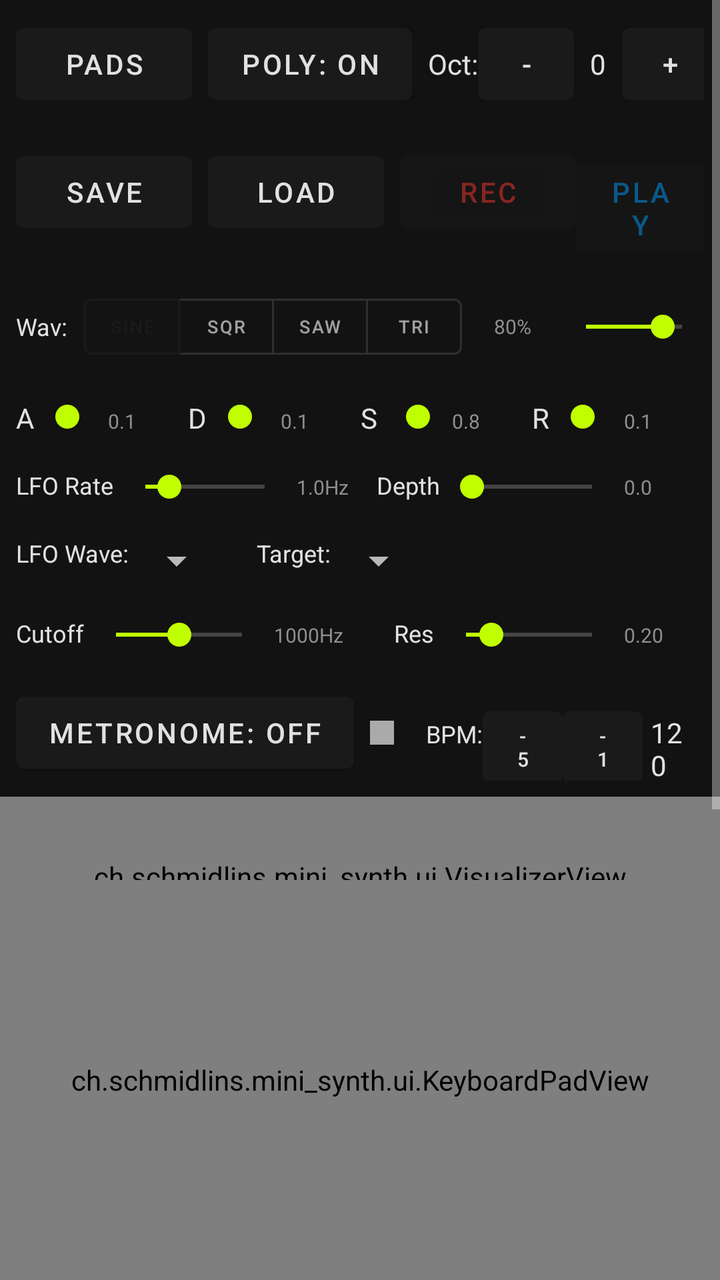
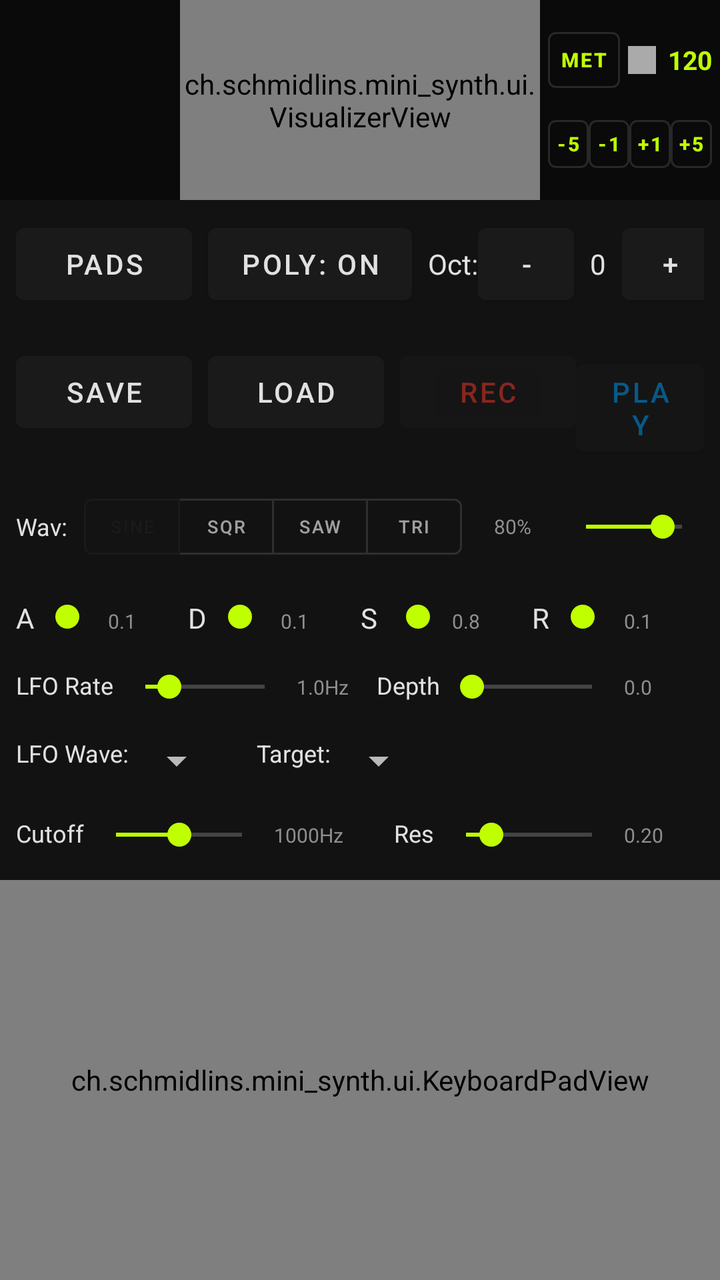

Two renders of the same Android screen: before a commit and after it. Below are the layout's source before the change and the commit's diff.
<!-- AndroidManifest.xml: application theme Theme.MiniSynth -->
<!-- res/layout/content_main.xml -->
<?xml version="1.0" encoding="utf-8"?>
<androidx.constraintlayout.widget.ConstraintLayout xmlns:android="http://schemas.android.com/apk/res/android"
    xmlns:app="http://schemas.android.com/apk/res-auto"
    xmlns:tools="http://schemas.android.com/tools"
    android:layout_width="match_parent"
    android:layout_height="match_parent"
    app:layout_behavior="@string/appbar_scrolling_view_behavior">

    <ScrollView
        android:layout_width="match_parent"
        android:layout_height="0dp"
        app:layout_constraintBottom_toTopOf="@id/keyboard_pad_view"
        app:layout_constraintTop_toTopOf="parent">

        <LinearLayout
            android:layout_width="match_parent"
            android:layout_height="wrap_content"
            android:orientation="vertical">

            <LinearLayout
                android:id="@+id/control_bar"
                android:layout_width="match_parent"
                android:layout_height="wrap_content"
                android:orientation="horizontal"
                android:padding="8dp">

                <Button
                    android:id="@+id/btn_mode_toggle"
                    android:layout_width="wrap_content"
                    android:layout_height="wrap_content"
                    android:text="Pads" />

                <Space
                    android:layout_width="8dp"
                    android:layout_height="match_parent" />

                <Button
                    android:id="@+id/btn_poly_toggle"
                    android:layout_width="wrap_content"
                    android:layout_height="wrap_content"
                    android:text="Poly: ON" />

                <Space
                    android:layout_width="8dp"
                    android:layout_height="match_parent" />

                <TextView
                    android:layout_width="wrap_content"
                    android:layout_height="wrap_content"
                    android:text="Oct:"
                    android:textColor="@color/off_white" />

                <Button
                    android:id="@+id/btn_octave_down"
                    android:layout_width="48dp"
                    android:layout_height="wrap_content"
                    android:text="-" />

                <TextView
                    android:id="@+id/tv_octave_value"
                    android:layout_width="wrap_content"
                    android:layout_height="wrap_content"
                    android:paddingHorizontal="8dp"
                    android:text="0"
                    android:textColor="@color/off_white" />

                <Button
                    android:id="@+id/btn_octave_up"
                    android:layout_width="48dp"
                    android:layout_height="wrap_content"
                    android:text="+" />

            </LinearLayout>

            <LinearLayout
                android:id="@+id/preset_bar"
                android:layout_width="match_parent"
                android:layout_height="wrap_content"
                android:orientation="horizontal"
                android:padding="8dp">

                <Button
                    android:id="@+id/btn_save_preset"
                    android:layout_width="wrap_content"
                    android:layout_height="wrap_content"
                    android:text="Save" />

                <Space
                    android:layout_width="8dp"
                    android:layout_height="match_parent" />

                <Button
                    android:id="@+id/btn_load_preset"
                    android:layout_width="wrap_content"
                    android:layout_height="wrap_content"
                    android:text="Load" />

                <Space
                    android:layout_width="8dp"
                    android:layout_height="match_parent" />

                <Button
                    android:id="@+id/btn_mock_rec"
                    android:layout_width="wrap_content"
                    android:layout_height="wrap_content"
                    android:alpha="0.5"
                    android:text="REC"
                    android:textColor="@color/vibrant_red" />

                <Button
                    android:id="@+id/btn_mock_play"
                    android:layout_width="wrap_content"
                    android:layout_height="wrap_content"
                    android:alpha="0.5"
                    android:text="PLAY"
                    android:textColor="@color/electric_blue" />
            </LinearLayout>

            <LinearLayout
                android:id="@+id/waveform_bar"
                android:layout_width="match_parent"
                android:layout_height="wrap_content"
                android:gravity="center_vertical"
                android:orientation="horizontal"
                android:padding="8dp">

                <TextView
                    android:layout_width="wrap_content"
                    android:layout_height="wrap_content"
                    android:text="Wav:"
                    android:textColor="@color/off_white"
                    android:textSize="12sp" />

                <com.google.android.material.button.MaterialButtonToggleGroup
                    android:id="@+id/toggle_waveform"
                    android:layout_width="wrap_content"
                    android:layout_height="wrap_content"
                    android:layout_marginStart="8dp"
                    app:checkedButton="@id/btn_wave_sine"
                    app:singleSelection="true">

                    <Button
                        android:id="@+id/btn_wave_sine"
                        style="?attr/materialButtonOutlinedStyle"
                        android:layout_width="48dp"
                        android:layout_height="40dp"
                        android:padding="0dp"
                        android:text="SINE"
                        android:textSize="9sp" />

                    <Button
                        android:id="@+id/btn_wave_square"
                        style="?attr/materialButtonOutlinedStyle"
                        android:layout_width="48dp"
                        android:layout_height="40dp"
                        android:padding="0dp"
                        android:text="SQR"
                        android:textSize="9sp" />

                    <Button
                        android:id="@+id/btn_wave_saw"
                        style="?attr/materialButtonOutlinedStyle"
                        android:layout_width="48dp"
                        android:layout_height="40dp"
                        android:padding="0dp"
                        android:text="SAW"
                        android:textSize="9sp" />

                    <Button
                        android:id="@+id/btn_wave_triangle"
                        style="?attr/materialButtonOutlinedStyle"
                        android:layout_width="48dp"
                        android:layout_height="40dp"
                        android:padding="0dp"
                        android:text="TRI"
                        android:textSize="9sp" />

                </com.google.android.material.button.MaterialButtonToggleGroup>

                <Space
                    android:layout_width="16dp"
                    android:layout_height="match_parent" />

                <TextView
                    android:id="@+id/tv_master_vol_val"
                    android:layout_width="wrap_content"
                    android:layout_height="wrap_content"
                    android:minWidth="30dp"
                    android:text="80%"
                    android:textColor="@color/dim_grey"
                    android:textSize="10sp" />

                <SeekBar
                    android:id="@+id/seek_master_vol"
                    android:layout_width="80dp"
                    android:layout_height="wrap_content"
                    android:max="100"
                    android:progress="80" />
            </LinearLayout>

            <LinearLayout
                android:id="@+id/adsr_bar"
                android:layout_width="match_parent"
                android:layout_height="wrap_content"
                android:orientation="horizontal"
                android:padding="8dp">

                <TextView
                    android:layout_width="wrap_content"
                    android:layout_height="wrap_content"
                    android:text="A"
                    android:textColor="@color/off_white" />

                <SeekBar
                    android:id="@+id/seek_attack"
                    android:layout_width="0dp"
                    android:layout_height="wrap_content"
                    android:layout_weight="1"
                    android:max="100"
                    android:progress="10" />

                <TextView
                    android:id="@+id/tv_attack_val"
                    android:layout_width="wrap_content"
                    android:layout_height="wrap_content"
                    android:minWidth="40dp"
                    android:text="0.1"
                    android:textColor="@color/dim_grey"
                    android:textSize="10sp" />

                <TextView
                    android:layout_width="wrap_content"
                    android:layout_height="wrap_content"
                    android:text="D"
                    android:textColor="@color/off_white" />

                <SeekBar
                    android:id="@+id/seek_decay"
                    android:layout_width="0dp"
                    android:layout_height="wrap_content"
                    android:layout_weight="1"
                    android:max="100"
                    android:progress="10" />

                <TextView
                    android:id="@+id/tv_decay_val"
                    android:layout_width="wrap_content"
                    android:layout_height="wrap_content"
                    android:minWidth="40dp"
                    android:text="0.1"
                    android:textColor="@color/dim_grey"
                    android:textSize="10sp" />

                <TextView
                    android:layout_width="wrap_content"
                    android:layout_height="wrap_content"
                    android:text="S"
                    android:textColor="@color/off_white" />

                <SeekBar
                    android:id="@+id/seek_sustain"
                    android:layout_width="0dp"
                    android:layout_height="wrap_content"
                    android:layout_weight="1"
                    android:max="100"
                    android:progress="80" />

                <TextView
                    android:id="@+id/tv_sustain_val"
                    android:layout_width="wrap_content"
                    android:layout_height="wrap_content"
                    android:minWidth="40dp"
                    android:text="0.8"
                    android:textColor="@color/dim_grey"
                    android:textSize="10sp" />

                <TextView
                    android:layout_width="wrap_content"
                    android:layout_height="wrap_content"
                    android:text="R"
                    android:textColor="@color/off_white" />

                <SeekBar
                    android:id="@+id/seek_release"
                    android:layout_width="0dp"
                    android:layout_height="wrap_content"
                    android:layout_weight="1"
                    android:max="100"
                    android:progress="10" />

                <TextView
                    android:id="@+id/tv_release_val"
                    android:layout_width="wrap_content"
                    android:layout_height="wrap_content"
                    android:minWidth="40dp"
                    android:text="0.1"
                    android:textColor="@color/dim_grey"
                    android:textSize="10sp" />

            </LinearLayout>

            <LinearLayout
                android:id="@+id/lfo_bar"
                android:layout_width="match_parent"
                android:layout_height="wrap_content"
                android:orientation="horizontal"
                android:padding="8dp">

                <TextView
                    android:layout_width="wrap_content"
                    android:layout_height="wrap_content"
                    android:text="LFO Rate"
                    android:textColor="@color/off_white"
                    android:textSize="12sp" />

                <SeekBar
                    android:id="@+id/seek_lfo_rate"
                    android:layout_width="0dp"
                    android:layout_height="wrap_content"
                    android:layout_weight="1"
                    android:max="100"
                    android:progress="20" />

                <TextView
                    android:id="@+id/tv_lfo_rate_val"
                    android:layout_width="wrap_content"
                    android:layout_height="wrap_content"
                    android:minWidth="40dp"
                    android:text="1.0Hz"
                    android:textColor="@color/dim_grey"
                    android:textSize="10sp" />

                <TextView
                    android:layout_width="wrap_content"
                    android:layout_height="wrap_content"
                    android:text="Depth"
                    android:textColor="@color/off_white"
                    android:textSize="12sp" />

                <SeekBar
                    android:id="@+id/seek_lfo_depth"
                    android:layout_width="0dp"
                    android:layout_height="wrap_content"
                    android:layout_weight="1"
                    android:max="100"
                    android:progress="0" />

                <TextView
                    android:id="@+id/tv_lfo_depth_val"
                    android:layout_width="wrap_content"
                    android:layout_height="wrap_content"
                    android:minWidth="40dp"
                    android:text="0.0"
                    android:textColor="@color/dim_grey"
                    android:textSize="10sp" />

            </LinearLayout>

            <LinearLayout
                android:layout_width="match_parent"
                android:layout_height="wrap_content"
                android:orientation="horizontal"
                android:padding="8dp">

                <TextView
                    android:layout_width="wrap_content"
                    android:layout_height="wrap_content"
                    android:text="LFO Wave:"
                    android:textColor="@color/off_white"
                    android:textSize="12sp" />

                <Spinner
                    android:id="@+id/spinner_lfo_waveform"
                    android:layout_width="wrap_content"
                    android:layout_height="wrap_content" />

                <Space
                    android:layout_width="16dp"
                    android:layout_height="match_parent" />

                <TextView
                    android:layout_width="wrap_content"
                    android:layout_height="wrap_content"
                    android:text="Target:"
                    android:textColor="@color/off_white"
                    android:textSize="12sp" />

                <Spinner
                    android:id="@+id/spinner_lfo_target"
                    android:layout_width="wrap_content"
                    android:layout_height="wrap_content" />

            </LinearLayout>

            <LinearLayout
                android:id="@+id/filter_bar"
                android:layout_width="match_parent"
                android:layout_height="wrap_content"
                android:orientation="horizontal"
                android:padding="8dp">

                <TextView
                    android:layout_width="wrap_content"
                    android:layout_height="wrap_content"
                    android:text="Cutoff"
                    android:textColor="@color/off_white"
                    android:textSize="12sp" />

                <SeekBar
                    android:id="@+id/seek_filter_cutoff"
                    android:layout_width="0dp"
                    android:layout_height="wrap_content"
                    android:layout_weight="1"
                    android:max="100"
                    android:progress="50" />

                <TextView
                    android:id="@+id/tv_filter_cutoff_val"
                    android:layout_width="wrap_content"
                    android:layout_height="wrap_content"
                    android:minWidth="60dp"
                    android:text="1000Hz"
                    android:textColor="@color/dim_grey"
                    android:textSize="10sp" />

                <TextView
                    android:layout_width="wrap_content"
                    android:layout_height="wrap_content"
                    android:text="Res"
                    android:textColor="@color/off_white"
                    android:textSize="12sp" />

                <SeekBar
                    android:id="@+id/seek_filter_res"
                    android:layout_width="0dp"
                    android:layout_height="wrap_content"
                    android:layout_weight="1"
                    android:max="100"
                    android:progress="20" />

                <TextView
                    android:id="@+id/tv_filter_res_val"
                    android:layout_width="wrap_content"
                    android:layout_height="wrap_content"
                    android:minWidth="40dp"
                    android:text="0.20"
                    android:textColor="@color/dim_grey"
                    android:textSize="10sp" />

            </LinearLayout>

            <LinearLayout
                android:id="@+id/metronome_bar"
                android:layout_width="match_parent"
                android:layout_height="wrap_content"
                android:orientation="horizontal"
                android:padding="8dp">

                <Button
                    android:id="@+id/btn_metronome_toggle"
                    android:layout_width="wrap_content"
                    android:layout_height="wrap_content"
                    android:text="Metronome: OFF" />

                <View
                    android:id="@+id/beat_indicator"
                    android:layout_width="12dp"
                    android:layout_height="12dp"
                    android:layout_gravity="center_vertical"
                    android:layout_marginStart="8dp"
                    android:background="@android:color/darker_gray" />

                <Space
                    android:layout_width="16dp"
                    android:layout_height="match_parent" />

                <TextView
                    android:layout_width="wrap_content"
                    android:layout_height="wrap_content"
                    android:text="BPM:"
                    android:textColor="@color/off_white"
                    android:textSize="12sp" />

                <Button
                    android:id="@+id/btn_bpm_down"
                    android:layout_width="40dp"
                    android:layout_height="wrap_content"
                    android:text="-5"
                    android:textSize="10sp" />

                <Button
                    android:id="@+id/btn_bpm_down_fine"
                    android:layout_width="40dp"
                    android:layout_height="wrap_content"
                    android:text="-1"
                    android:textSize="10sp" />

                <TextView
                    android:id="@+id/tv_bpm_value"
                    android:layout_width="wrap_content"
                    android:layout_height="wrap_content"
                    android:paddingHorizontal="4dp"
                    android:text="120"
                    android:textColor="@color/off_white" />

                <Button
                    android:id="@+id/btn_bpm_up_fine"
                    android:layout_width="40dp"
                    android:layout_height="wrap_content"
                    android:text="+1"
                    android:textSize="10sp" />

                <Button
                    android:id="@+id/btn_bpm_up"
                    android:layout_width="40dp"
                    android:layout_height="wrap_content"
                    android:text="+5"
                    android:textSize="10sp" />

            </LinearLayout>

            <ch.schmidlins.mini_synth.ui.VisualizerView
                android:id="@+id/visualizer_view"
                android:layout_width="match_parent"
                android:layout_height="80dp" />

        </LinearLayout>
    </ScrollView>

    <ch.schmidlins.mini_synth.ui.KeyboardPadView
        android:id="@+id/keyboard_pad_view"
        android:layout_width="match_parent"
        android:layout_height="200dp"
        app:layout_constraintBottom_toBottomOf="parent" />

</androidx.constraintlayout.widget.ConstraintLayout>
<!-- resources referenced by this layout -->
<resources>
  <color name="dim_grey">#8E8E93</color>
  <color name="electric_blue">#00A3FF</color>
  <color name="off_white">#E1E1E1</color>
  <color name="vibrant_red">#FF3B30</color>
  <style name="Theme.MiniSynth" parent="Theme.MaterialComponents.NoActionBar">
          
          <item name="colorPrimary">@color/matte_grey</item>
          <item name="colorOnPrimary">@color/off_white</item>
          
          <item name="colorSecondary">@color/acid_green</item>
          <item name="colorOnSecondary">@color/charcoal</item>
  
          <item name="android:windowBackground">@color/charcoal</item>
          <item name="android:statusBarColor">@color/charcoal</item>
      </style>
  <color name="matte_grey">#1A1A1A</color>
  <color name="acid_green">#C0FF00</color>
  <color name="charcoal">#121212</color>
</resources>

<!-- the commit's change to res/layout/content_main.xml (unified diff, before → after) -->
@@ -3,14 +3,145 @@
     xmlns:app="http://schemas.android.com/apk/res-auto"
     xmlns:tools="http://schemas.android.com/tools"
     android:layout_width="match_parent"
-    android:layout_height="match_parent"
-    app:layout_behavior="@string/appbar_scrolling_view_behavior">
+    android:layout_height="match_parent">
+
+    <androidx.constraintlayout.widget.ConstraintLayout
+        android:id="@+id/top_header"
+        android:layout_width="match_parent"
+        android:layout_height="100dp"
+        android:background="@color/surface_dark"
+        app:layout_constraintTop_toTopOf="parent">
+
+        
+        <ch.schmidlins.mini_synth.ui.VisualizerView
+            android:id="@+id/visualizer_view"
+            android:layout_width="0dp"
+            android:layout_height="match_parent"
+            app:layout_constraintEnd_toEndOf="parent"
+            app:layout_constraintStart_toStartOf="parent"
+            app:layout_constraintWidth_percent="0.5" />
+
+        
+        <LinearLayout
+            android:id="@+id/metronome_container"
+            android:layout_width="0dp"
+            android:layout_height="match_parent"
+            android:gravity="center"
+            android:orientation="vertical"
+            android:padding="4dp"
+            app:layout_constraintEnd_toEndOf="parent"
+            app:layout_constraintStart_toEndOf="@id/visualizer_view">
+
+            
+            <LinearLayout
+                android:layout_width="match_parent"
+                android:layout_height="wrap_content"
+                android:gravity="center_vertical"
+                android:orientation="horizontal">
+
+                <Button
+                    android:id="@+id/btn_metronome_toggle"
+                    style="?attr/materialButtonOutlinedStyle"
+                    android:layout_width="0dp"
+                    android:layout_height="40dp"
+                    android:layout_weight="1.2"
+                    android:padding="0dp"
+                    android:text="MET"
+                    android:textColor="@color/acid_green"
+                    android:textSize="10sp"
+                    android:textStyle="bold" />
+
+                <View
+                    android:id="@+id/beat_indicator"
+                    android:layout_width="14dp"
+                    android:layout_height="14dp"
+                    android:layout_marginStart="4dp"
+                    android:background="@android:color/darker_gray" />
+
+                <TextView
+                    android:id="@+id/tv_bpm_value"
+                    android:layout_width="wrap_content"
+                    android:layout_height="wrap_content"
+                    android:layout_marginStart="6dp"
+                    android:text="120"
+                    android:textColor="@color/acid_green"
+                    android:textSize="13sp"
+                    android:textStyle="bold" />
+            </LinearLayout>
+
+            
+            <LinearLayout
+                android:layout_width="match_parent"
+                android:layout_height="wrap_content"
+                android:gravity="center"
+                android:orientation="horizontal"
+                android:layout_marginTop="4dp">
+
+                <Button
+                    android:id="@+id/btn_bpm_down"
+                    style="?attr/materialButtonOutlinedStyle"
+                    android:layout_width="0dp"
+                    android:layout_height="36dp"
+                    android:layout_weight="1"
+                    android:padding="0dp"
+                    android:text="-5"
+                    android:textColor="@color/acid_green"
+                    android:textSize="10sp"
+                    android:textStyle="bold" />
+
+                <Button
+                    android:id="@+id/btn_bpm_down_fine"
+                    style="?attr/materialButtonOutlinedStyle"
+                    android:layout_width="0dp"
+                    android:layout_height="36dp"
+                    android:layout_weight="1"
+                    android:padding="0dp"
+                    android:text="-1"
+                    android:textColor="@color/acid_green"
+                    android:textSize="10sp"
+                    android:textStyle="bold" />
+
+                <Button
+                    android:id="@+id/btn_bpm_up_fine"
+                    style="?attr/materialButtonOutlinedStyle"
+                    android:layout_width="0dp"
+                    android:layout_height="36dp"
+                    android:layout_weight="1"
+                    android:padding="0dp"
+                    android:text="+1"
+                    android:textColor="@color/acid_green"
+                    android:textSize="10sp"
+                    android:textStyle="bold" />
+
+                <Button
+                    android:id="@+id/btn_bpm_up"
+                    style="?attr/materialButtonOutlinedStyle"
+                    android:layout_width="0dp"
+                    android:layout_height="36dp"
+                    android:layout_weight="1"
+                    android:padding="0dp"
+                    android:text="+5"
+                    android:textColor="@color/acid_green"
+                    android:textSize="10sp"
+                    android:textStyle="bold" />
+            </LinearLayout>
+
+        </LinearLayout>
+
+        
+        <View
+            android:layout_width="0dp"
+            android:layout_height="match_parent"
+            app:layout_constraintStart_toStartOf="parent"
+            app:layout_constraintEnd_toStartOf="@id/visualizer_view" />
+
+    </androidx.constraintlayout.widget.ConstraintLayout>
 
     <ScrollView
         android:layout_width="match_parent"
         android:layout_height="0dp"
         app:layout_constraintBottom_toTopOf="@id/keyboard_pad_view"
-        app:layout_constraintTop_toTopOf="parent">
+        app:layout_constraintTop_toBottomOf="@id/top_header">
 
         <LinearLayout
             android:layout_width="match_parent"
@@ -449,81 +580,6 @@
 
             </LinearLayout>
 
-            <LinearLayout
-                android:id="@+id/metronome_bar"
-                android:layout_width="match_parent"
-                android:layout_height="wrap_content"
-                android:orientation="horizontal"
-                android:padding="8dp">
-
-                <Button
-                    android:id="@+id/btn_metronome_toggle"
-                    android:layout_width="wrap_content"
-                    android:layout_height="wrap_content"
-                    android:text="Metronome: OFF" />
-
-                <View
-                    android:id="@+id/beat_indicator"
-                    android:layout_width="12dp"
-                    android:layout_height="12dp"
-                    android:layout_gravity="center_vertical"
-                    android:layout_marginStart="8dp"
-                    android:background="@android:color/darker_gray" />
-
-                <Space
-                    android:layout_width="16dp"
-                    android:layout_height="match_parent" />
-
-                <TextView
-                    android:layout_width="wrap_content"
-                    android:layout_height="wrap_content"
-                    android:text="BPM:"
-                    android:textColor="@color/off_white"
-                    android:textSize="12sp" />
-
-                <Button
-                    android:id="@+id/btn_bpm_down"
-                    android:layout_width="40dp"
-                    android:layout_height="wrap_content"
-                    android:text="-5"
-                    android:textSize="10sp" />
-
-                <Button
-                    android:id="@+id/btn_bpm_down_fine"
-                    android:layout_width="40dp"
-                    android:layout_height="wrap_content"
-                    android:text="-1"
-                    android:textSize="10sp" />
-
-                <TextView
-                    android:id="@+id/tv_bpm_value"
-                    android:layout_width="wrap_content"
-                    android:layout_height="wrap_content"
-                    android:paddingHorizontal="4dp"
-                    android:text="120"
-                    android:textColor="@color/off_white" />
-
-                <Button
-                    android:id="@+id/btn_bpm_up_fine"
-                    android:layout_width="40dp"
-                    android:layout_height="wrap_content"
-                    android:text="+1"
-                    android:textSize="10sp" />
-
-                <Button
-                    android:id="@+id/btn_bpm_up"
-                    android:layout_width="40dp"
-                    android:layout_height="wrap_content"
-                    android:text="+5"
-                    android:textSize="10sp" />
-
-            </LinearLayout>
-
-            <ch.schmidlins.mini_synth.ui.VisualizerView
-                android:id="@+id/visualizer_view"
-                android:layout_width="match_parent"
-                android:layout_height="80dp" />
-
         </LinearLayout>
     </ScrollView>
 
<!-- resource entries referenced after the edit -->
@@ -3,6 +3,7 @@
   <color name="dim_grey">#8E8E93</color>
   <color name="electric_blue">#00A3FF</color>
   <color name="off_white">#E1E1E1</color>
+  <color name="surface_dark">#0A0A0A</color>
   <color name="vibrant_red">#FF3B30</color>
   <style name="Theme.MiniSynth" parent="Theme.MaterialComponents.NoActionBar">
           
